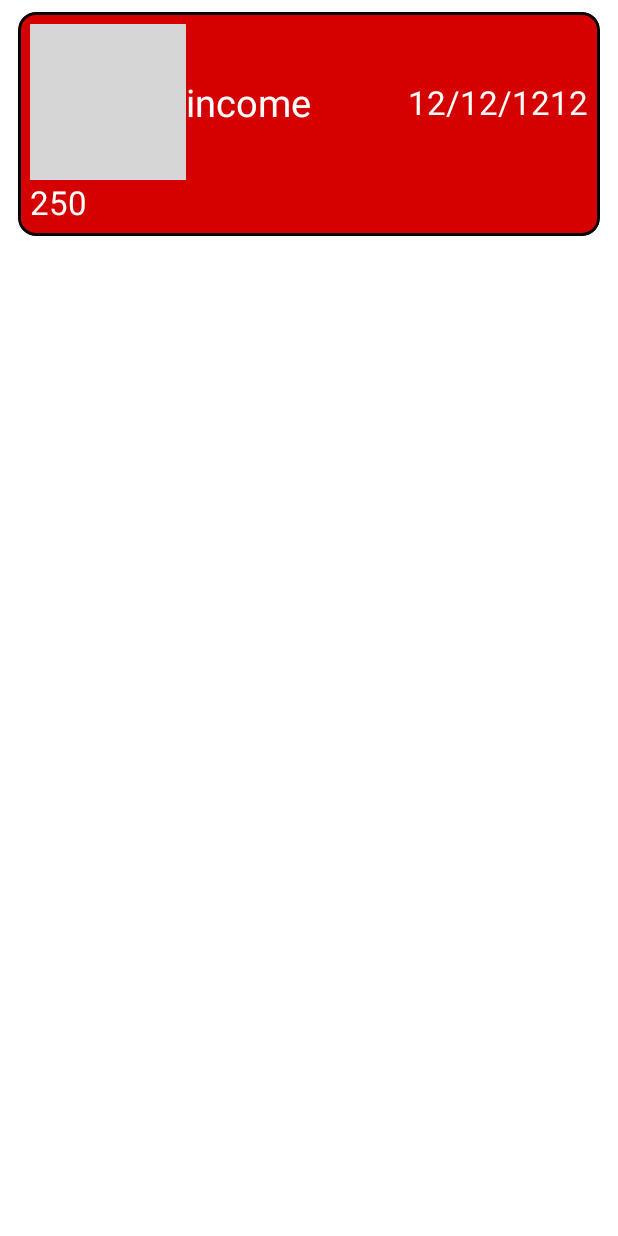
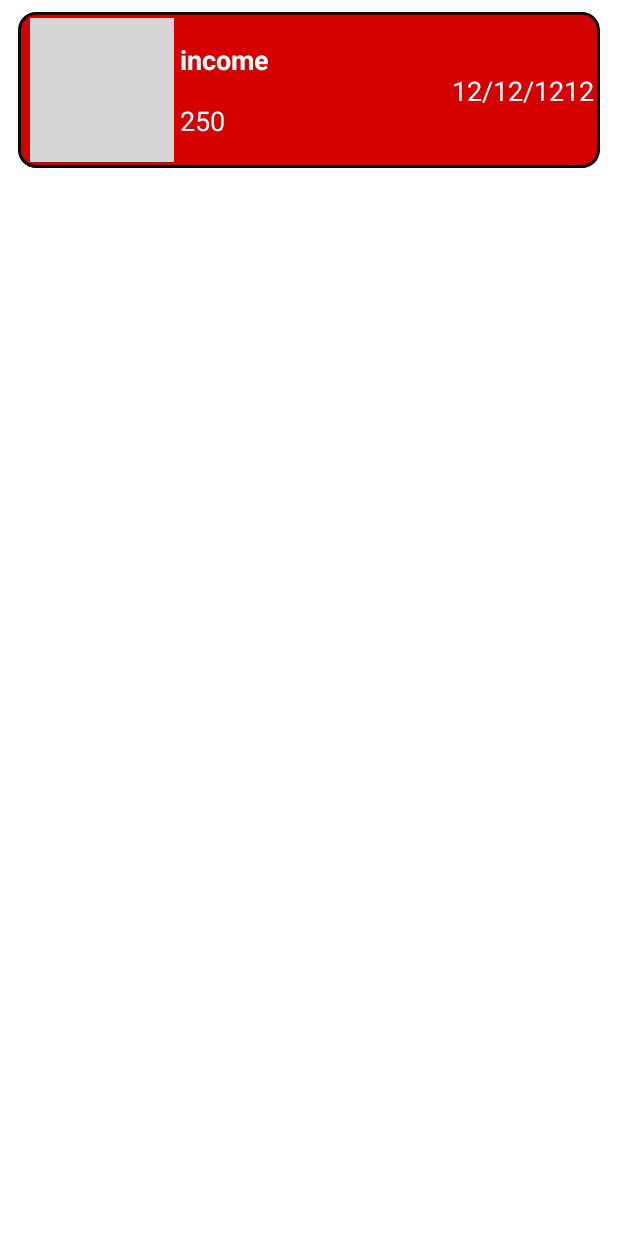
Before and after one commit to umutcansahinn/BudgetApp, an Android app: the layout item_home_recyclerview.xml on its own in the app's theme, with its tools: preview values and no code run, on a phone screen of 412 x 824 dp. Run offline under Robolectric (Android 15) with nearby library versions, the phone set to English and light mode, and no system bars; Roboto replaces fonts that are not available here; grey boxes are pictures that could not be loaded.

Commit message:
update recyclerview ui

```diff
--- a/app/src/main/res/layout/item_home_recyclerview.xml
+++ b/app/src/main/res/layout/item_home_recyclerview.xml
@@ -24,7 +24,7 @@
             android:id="@+id/constraintLayout"
             android:layout_width="match_parent"
             android:layout_height="match_parent"
-            android:padding="8dp">
+            android:padding="4dp">
 
             <TextView
                 android:id="@+id/textViewType"
@@ -32,9 +32,11 @@
                 android:layout_height="wrap_content"
                 android:fontFamily="@font/asap"
                 android:text="@string/text_view_type"
-                android:textSize="25sp"
+                android:layout_marginStart="4dp"
+                android:textSize="18sp"
+                android:textStyle="bold"
                 android:textColor="@color/white"
-                app:layout_constraintBottom_toBottomOf="@id/imageViewIcon"
+                app:layout_constraintBottom_toTopOf="@id/textViewAmount"
                 app:layout_constraintLeft_toRightOf="@id/imageViewIcon"
                 app:layout_constraintTop_toTopOf="@id/imageViewIcon">
             </TextView>
@@ -44,12 +46,13 @@
                 android:layout_width="wrap_content"
                 android:layout_height="wrap_content"
                 android:text="@string/text_view_amount"
-                android:textSize="22sp"
+                android:textSize="18sp"
+                android:layout_marginStart="4dp"
                 android:fontFamily="@font/asap"
                 android:textColor="@color/white"
-                app:layout_constraintBottom_toBottomOf="parent"
-                app:layout_constraintTop_toBottomOf="@+id/imageViewIcon"
-                app:layout_constraintLeft_toLeftOf="parent">
+                app:layout_constraintTop_toBottomOf="@+id/textViewType"
+                app:layout_constraintLeft_toRightOf="@+id/imageViewIcon"
+                app:layout_constraintBottom_toBottomOf="@id/imageViewIcon">
             </TextView>
 
             <TextView
@@ -58,7 +61,7 @@
                 android:layout_height="wrap_content"
                 android:fontFamily="@font/asap"
                 android:text="@string/text_view_date"
-                android:textSize="22sp"
+                android:textSize="18sp"
                 android:textColor="@color/white"
                 app:layout_constraintBottom_toBottomOf="@id/imageViewIcon"
                 app:layout_constraintRight_toRightOf="parent"
@@ -68,9 +71,9 @@
             <ImageView
                 android:id="@+id/imageViewIcon"
                 android:layout_width="wrap_content"
-                android:padding="4dp"
                 android:layout_height="wrap_content"
                 android:src="@drawable/education_icon"
+                android:layout_marginStart="4dp"
                 app:layout_constraintLeft_toLeftOf="parent"
                 app:layout_constraintTop_toTopOf="parent">
             </ImageView>
```
